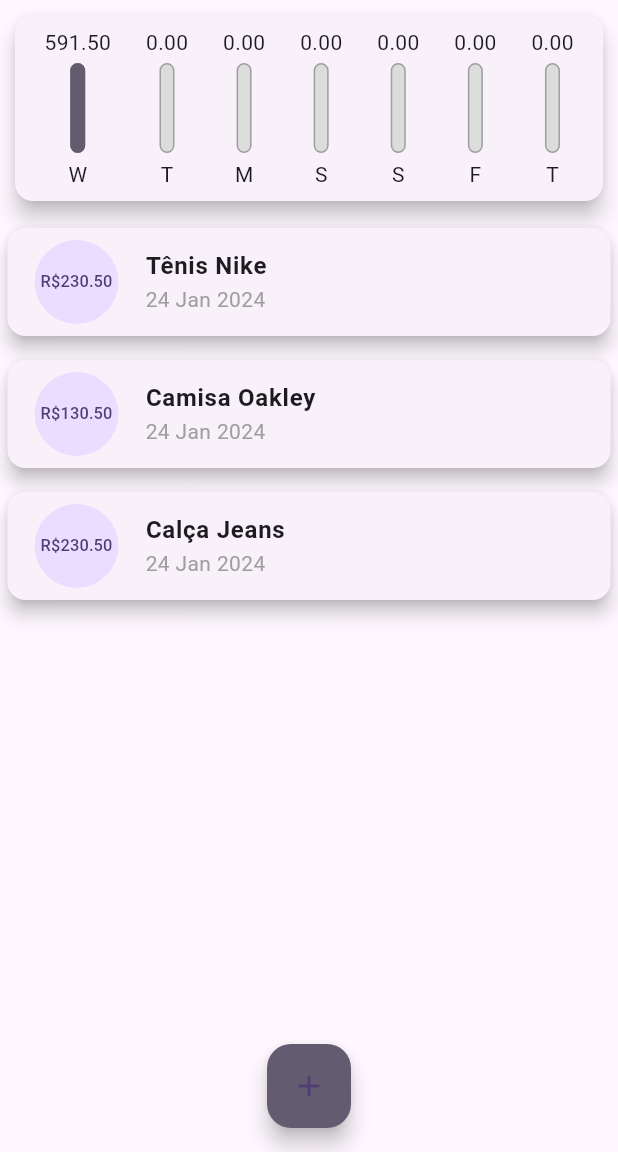
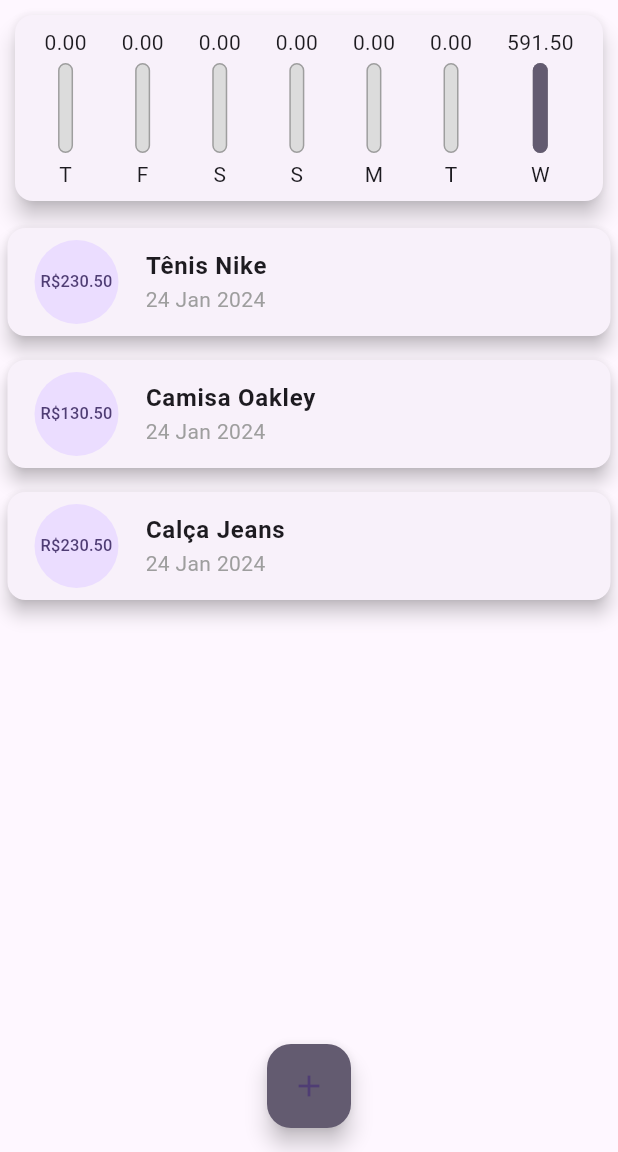
Before and after one commit to NatanTG/app_despesas_curso, a Flutter app: the screen it shows after launch, on a phone screen of 412 x 824 dp, the part 84-1236 px from its top. Run offline on Flutter 3.47's test engine with Material 3 defaults, Android fonts, the phone set to English and light mode, and no system bars.

Commit message:
add: reverser.tolist

```diff
--- a/lib/features/auth/presentation/widgets/chart_widget.dart
+++ b/lib/features/auth/presentation/widgets/chart_widget.dart
@@ -27,7 +27,7 @@ class Chart extends StatelessWidget {
         'day': DateFormat.E().format(weekDay).substring(0, 1),
         'value': totalSum
       };
-    });
+    }).reversed.toList();
   }
 
   double get weekTotalValue {
@@ -63,16 +63,15 @@ class _ChartBar extends StatelessWidget {
   final double percentage;
 
   const _ChartBar(
-      {super.key,
-      required this.label,
-      required this.value,
-      required this.percentage});
+      {required this.label, required this.value, required this.percentage});
 
   @override
   Widget build(BuildContext context) {
     return Column(
       children: [
-        FittedBox(child: Text(value.toStringAsFixed(2))),
+        SizedBox(
+            height: 20,
+            child: FittedBox(child: Text(value.toStringAsFixed(2)))),
         const SizedBox(height: 4),
         SizedBox(
           height: 60,
```
